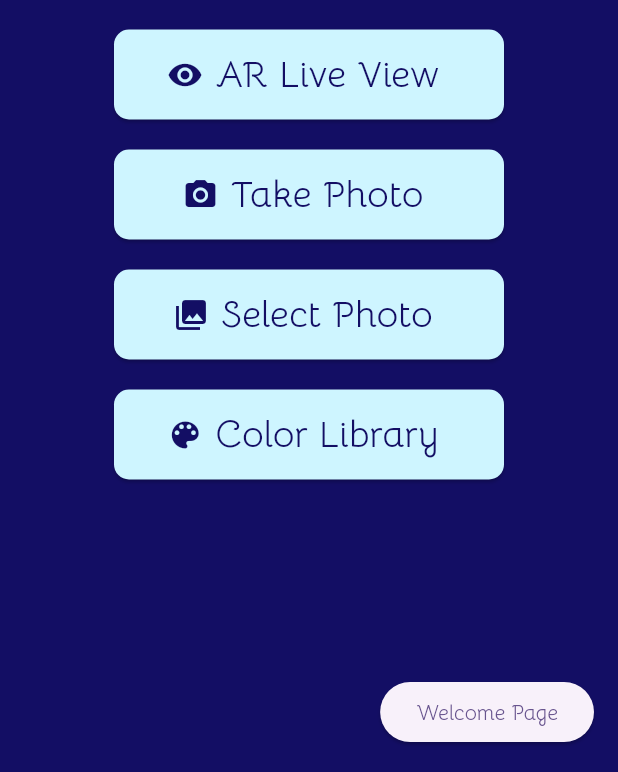
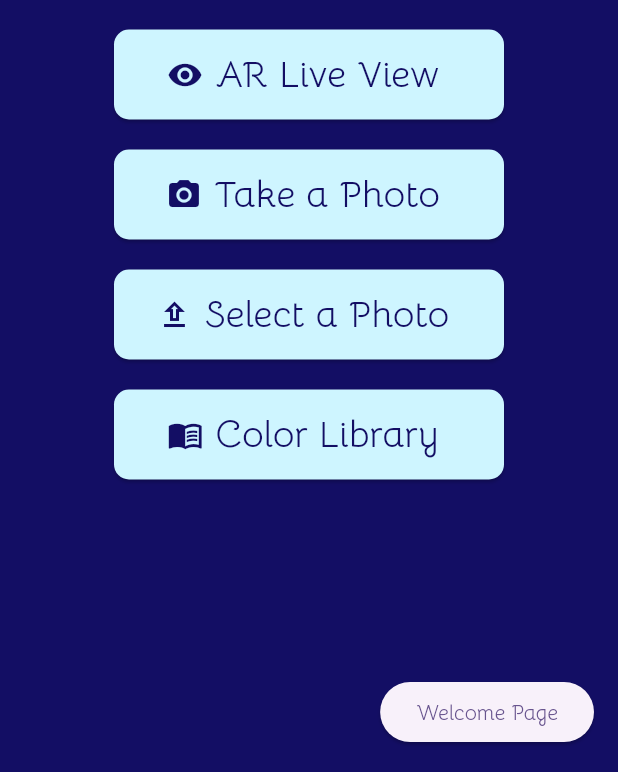
Before and after one commit to Arcianne/truehue-frontend, a Flutter app: the Home screen opened directly, after a tap on "AR Live View", on a phone screen of 412 x 824 dp, the part 464-1236 px from its top. Run offline on Flutter 3.47's test engine with Material 3 defaults, Android fonts, the phone set to English and light mode, and no system bars; our stand-ins replace permission_handler.

Commit message:
change icons

```diff
--- a/lib/features/home/presentation/pages/home.dart
+++ b/lib/features/home/presentation/pages/home.dart
@@ -1,13 +1,24 @@
 import 'package:flutter/material.dart';
+
+// import 'package:permission_handler/permission_handler.dart';
 
 // import 'package:truehue/features/color_blindness_type_selector/presentation/pages/color_blindness_type_selector.dart';
 import 'package:truehue/features/welcome/presentation/pages/welcome.dart';
 
 import 'package:truehue/shared/presentation/widgets/button.dart';
 
+// import 'package:truehue/features/ar_live_view/presentation/pages/ar_live_view_page.dart';
+
 
 class Home extends StatelessWidget {
   const Home({ super.key });
+
+  void openARLiveView(BuildContext context) {
+    Navigator.push(
+      context,
+      MaterialPageRoute(builder: (context) => const Home()), // change to AR Live View page
+    );
+  }
 
   @override
   Widget build(BuildContext context) {
@@ -70,18 +81,15 @@ class Home extends StatelessWidget {
             fontSize: 25,
             height: 60,
             width: 260,
-            onPressed: () {
-              Navigator.push(
-                _buildBody(context),
-                MaterialPageRoute(builder: (context) => Home()), //change to AR Live View page
-              );
+           onPressed: () {
+              openARLiveView(context);
             },
-          ),
+            ),
 
           const SizedBox(height: 20),
 
           CustomButton(
-            title: 'Take Photo',
+            title: 'Take a Photo',
             icon: Icons.camera_alt,
             iconSize: 24,
             softWrap: false,
@@ -99,8 +107,8 @@ class Home extends StatelessWidget {
           const SizedBox(height: 20),
 
           CustomButton(
-            title: 'Select Photo',
-            icon: Icons.photo_library,
+            title: 'Select a Photo',
+            icon: Icons.upload_outlined,
             iconSize: 24,
             softWrap: false,
             fontSize: 25,
@@ -118,7 +126,7 @@ class Home extends StatelessWidget {
 
           CustomButton(
             title: 'Color Library',
-            icon: Icons.color_lens,
+            icon: Icons.menu_book,
             iconSize: 24,
             softWrap: false,
             fontSize: 25,
```
